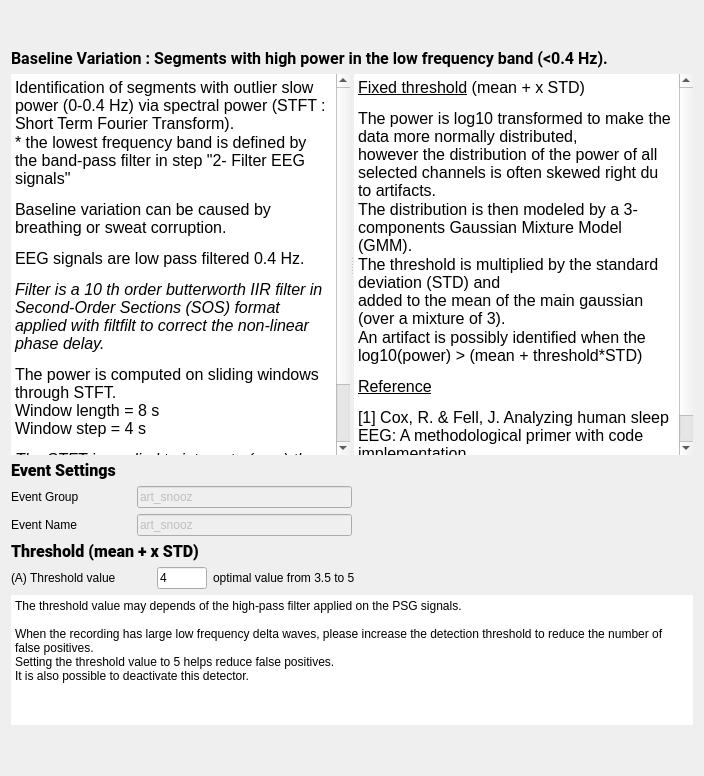
This is tools/CEAMSTools/DetectArtifacts/BslVarStep/Ui_BslVarStep.ui in SnoozToolbox/snooz-package-ceams as Qt 5 draws it before an edit. The edited form follows.
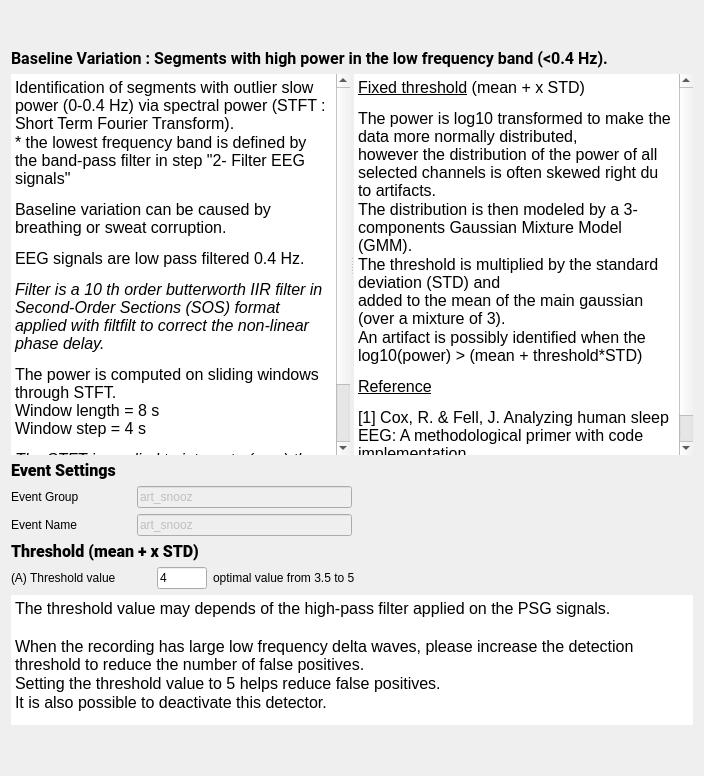
This is the edited form.

Commit message: Replaced QPlainTextEdit with QTextEdit for better formatting capabilities.

```diff
--- a/tools/CEAMSTools/DetectArtifacts/BslVarStep/Ui_BslVarStep.ui
+++ b/tools/CEAMSTools/DetectArtifacts/BslVarStep/Ui_BslVarStep.ui
@@ -371,7 +371,7 @@
     </layout>
    </item>
    <item>
-    <widget class="QPlainTextEdit" name="plainTextEdit">
+    <widget class="QTextEdit" name="textEdit">
      <property name="sizePolicy">
       <sizepolicy hsizetype="Expanding" vsizetype="Expanding">
        <horstretch>0</horstretch>
@@ -399,15 +399,28 @@
      <property name="lineWidth">
       <number>1</number>
      </property>
+     <property name="verticalScrollBarPolicy">
+      <enum>Qt::ScrollBarPolicy::ScrollBarAlwaysOff</enum>
+     </property>
+     <property name="horizontalScrollBarPolicy">
+      <enum>Qt::ScrollBarPolicy::ScrollBarAlwaysOff</enum>
+     </property>
      <property name="readOnly">
       <bool>true</bool>
      </property>
-     <property name="plainText">
-      <string>The threshold value may depends of the high-pass filter applied on the PSG signals.
-
-When the recording has large low frequency delta waves, please increase the detection threshold to reduce the number of false positives. 
-Setting the threshold value to 5 helps reduce false positives.
-It is also possible to deactivate this detector.</string>
+     <property name="html">
+      <string>&lt;!DOCTYPE HTML PUBLIC &quot;-//W3C//DTD HTML 4.0//EN&quot; &quot;http://www.w3.org/TR/REC-html40/strict.dtd&quot;&gt;
+&lt;html&gt;&lt;head&gt;&lt;meta name=&quot;qrichtext&quot; content=&quot;1&quot; /&gt;&lt;meta charset=&quot;utf-8&quot; /&gt;&lt;style type=&quot;text/css&quot;&gt;
+p, li { white-space: pre-wrap; }
+hr { height: 1px; border-width: 0; }
+li.unchecked::marker { content: &quot;\2610&quot;; }
+li.checked::marker { content: &quot;\2612&quot;; }
+&lt;/style&gt;&lt;/head&gt;&lt;body style=&quot; font-family:'Roboto'; font-size:12pt; font-weight:400; font-style:normal;&quot;&gt;
+&lt;p style=&quot; margin-top:0px; margin-bottom:0px; margin-left:0px; margin-right:0px; -qt-block-indent:0; text-indent:0px;&quot;&gt;The threshold value may depends of the high-pass filter applied on the PSG signals.&lt;/p&gt;
+&lt;p style=&quot;-qt-paragraph-type:empty; margin-top:0px; margin-bottom:0px; margin-left:0px; margin-right:0px; -qt-block-indent:0; text-indent:0px;&quot;&gt;&lt;br /&gt;&lt;/p&gt;
+&lt;p style=&quot; margin-top:0px; margin-bottom:0px; margin-left:0px; margin-right:0px; -qt-block-indent:0; text-indent:0px;&quot;&gt;When the recording has large low frequency delta waves, please increase the detection threshold to reduce the number of false positives. &lt;/p&gt;
+&lt;p style=&quot; margin-top:0px; margin-bottom:0px; margin-left:0px; margin-right:0px; -qt-block-indent:0; text-indent:0px;&quot;&gt;Setting the threshold value to 5 helps reduce false positives.&lt;/p&gt;
+&lt;p style=&quot; margin-top:0px; margin-bottom:0px; margin-left:0px; margin-right:0px; -qt-block-indent:0; text-indent:0px;&quot;&gt;It is also possible to deactivate this detector.&lt;/p&gt;&lt;/body&gt;&lt;/html&gt;</string>
      </property>
     </widget>
    </item>
```
Lines whose indentation alone changed are shown as unchanged. The commit also changes 8 other files.
